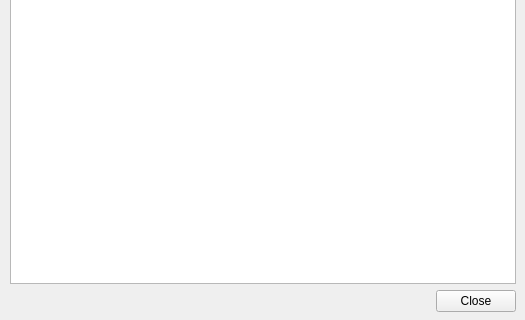
The window that SettingsWindow.ui (xintrea/movenoid) describes before a commit, drawn with Qt 5; both pictures show x 0 to 525 and y 179 to 499 of the 525 by 499 pixel window.
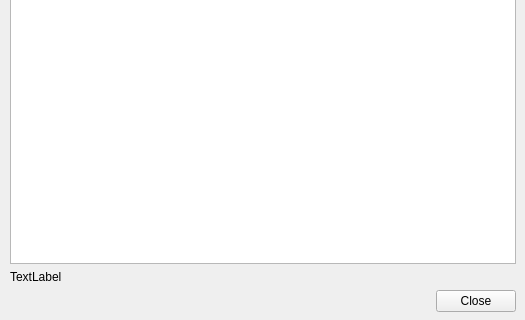
The same window after the commit.

What changed in the file:
```diff
--- a/SettingsWindow.ui
+++ b/SettingsWindow.ui
@@ -76,6 +76,13 @@
     <item>
      <widget class="QGraphicsView" name="graphicsView"/>
     </item>
+    <item>
+     <widget class="QLabel" name="graphicsPixmapLabel">
+      <property name="text">
+       <string>TextLabel</string>
+      </property>
+     </widget>
+    </item>
     <item>
      <widget class="QDialogButtonBox" name="buttonBox">
       <property name="orientation">
```
